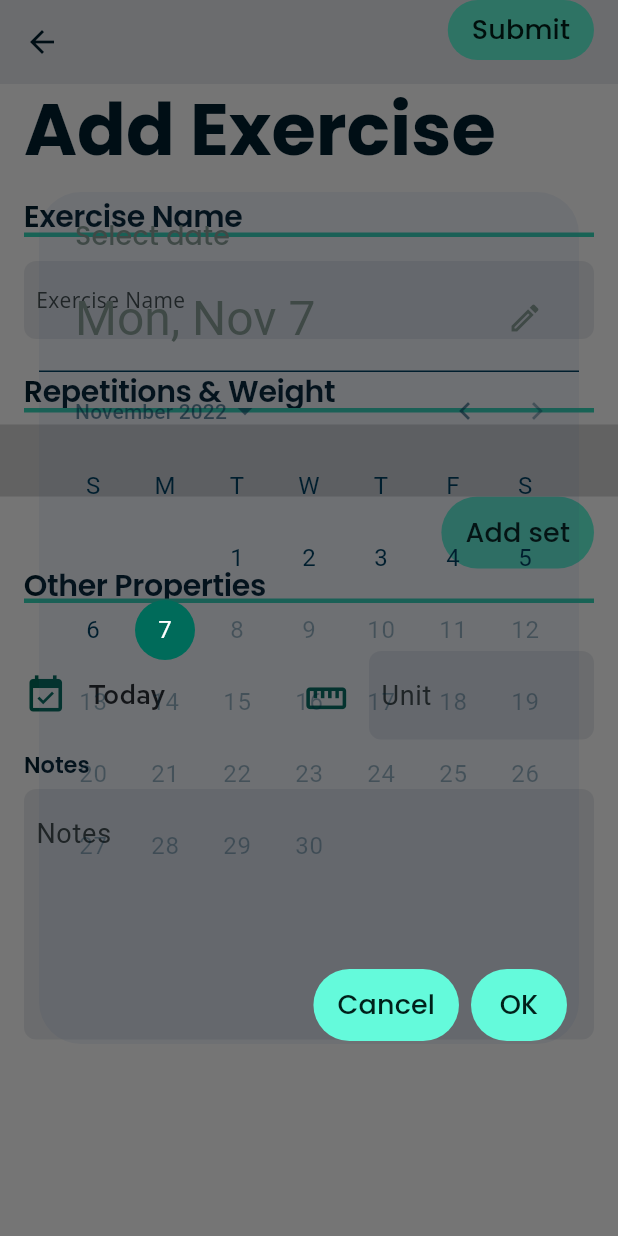
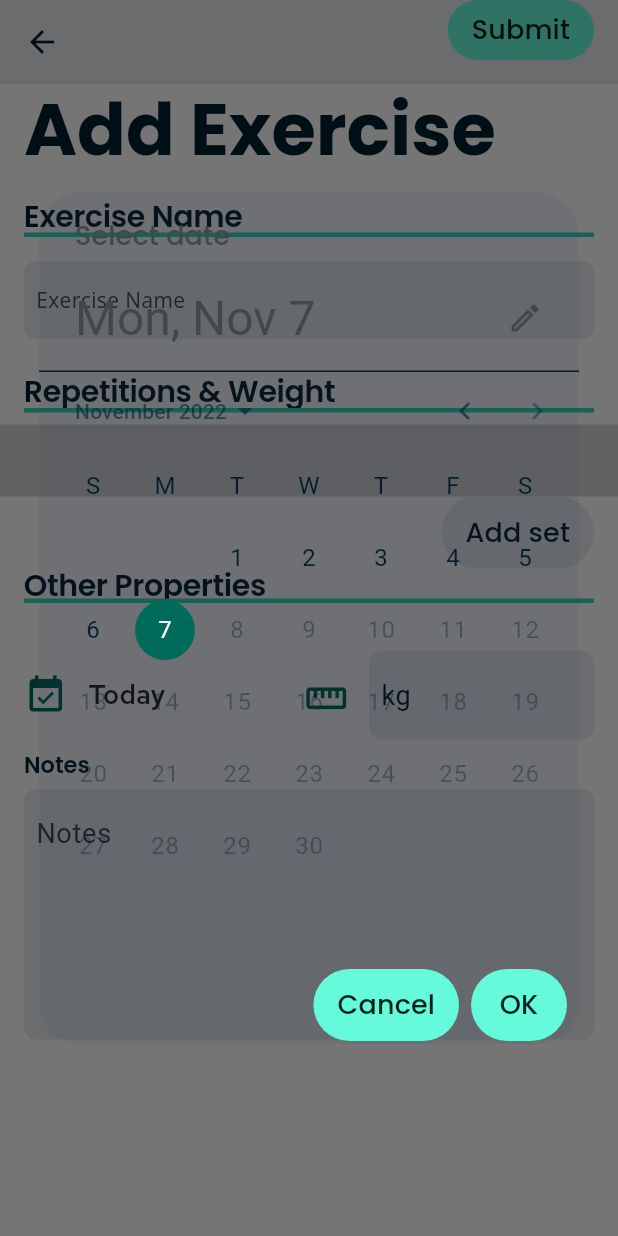
Before and after one commit to M4TTRX/spotme, a Flutter app: the AddExerciseView screen opened directly with empty values, after a tap on "Today", on a phone screen of 412 x 824 dp. Run offline on Flutter 3.47's test engine with Material 2 defaults, Android fonts, the light colour scheme and no system bars; our stand-ins replace cloud_firestore, firebase_auth, firebase_core, flutter_spinkit, google_fonts, reorderables and 1 more; missing offline and left inert: firebase_ui_auth; accounts and stored records are empty.

Commit message:
feat: minor add exercise ux improvements

```diff
--- a/lib/views/add_progress/add_exercise_view.dart
+++ b/lib/views/add_progress/add_exercise_view.dart
@@ -209,7 +209,9 @@ class _AddExerciseViewState extends State<AddExerciseView> {
                       ),
                       Flexible(
                         child: TextFormField(
-                          initialValue: exercise!.unit ?? "",
+                          initialValue: exercise!.unit?.isEmpty ?? true
+                              ? "kg"
+                              : exercise!.unit,
                           style: TextStyle(
                             fontSize: 18,
                           ),
--- a/lib/views/add_progress/add_sets_list_view.dart
+++ b/lib/views/add_progress/add_sets_list_view.dart
@@ -9,6 +9,8 @@ import 'package:spotme/views/shared/padding.dart';
 import 'package:spotme/views/shared/whitespace.dart';
 import 'package:reorderables/reorderables.dart';
 import 'package:uuid/uuid.dart';
+
+import '../shared/buttons/buttonStyles.dart';
 
 const _dismissThreshold = 0.4; // must swipe at least 40% to dismiss
 
@@ -222,6 +224,7 @@ class _AddSetsViewState extends State<AddSetsView> {
                 child: Text(
                   "Add set",
                 ),
+                style: ButtonStyles.greyButton(context),
                 onPressed: () {
                   setState(() {
                     HapticFeedback.lightImpact();
--- a/lib/views/authenticate/sign_in_view.dart
+++ b/lib/views/authenticate/sign_in_view.dart
@@ -122,7 +122,7 @@ class _SignInViewState extends State<SignInView> {
                                     );
                                   }));
                                 },
-                                style: greyFlatButton(context),
+                                style: ButtonStyles.greyButton(context),
                               ),
                               SizedBox(
                                 width: LayoutValues.SMALL,
--- a/lib/views/authenticate/sign_up_view.dart
+++ b/lib/views/authenticate/sign_up_view.dart
@@ -181,7 +181,7 @@ class _SignUpViewState extends State<SignUpView> {
                     TextButton(
                       child: Text("Login"),
                       onPressed: _goToSignIn,
-                      style: greyFlatButton(context),
+                      style: ButtonStyles.greyButton(context),
                     ),
                     SizedBox(
                       width: LayoutValues.SMALL,
--- a/lib/views/shared/buttons/buttonStyles.dart
+++ b/lib/views/shared/buttons/buttonStyles.dart
@@ -1,8 +1,10 @@
 import 'package:flutter/material.dart';
 
-greyFlatButton(context) => ButtonStyle(
+class ButtonStyles {
+  static greyButton(context) => ButtonStyle(
       foregroundColor: MaterialStateProperty.all<Color>(
           Theme.of(context).colorScheme.onSurface),
       backgroundColor: MaterialStateProperty.all<Color>(
           Theme.of(context).colorScheme.surface),
     );
+}
```
